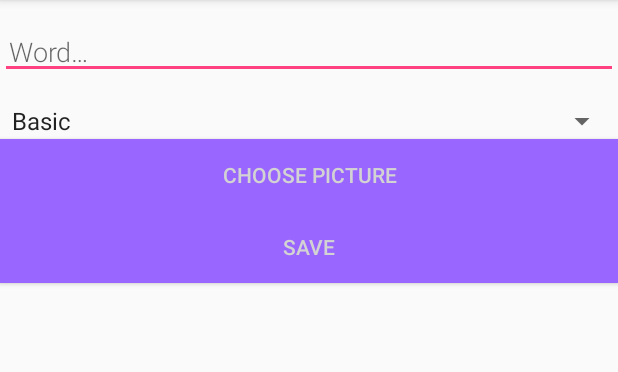
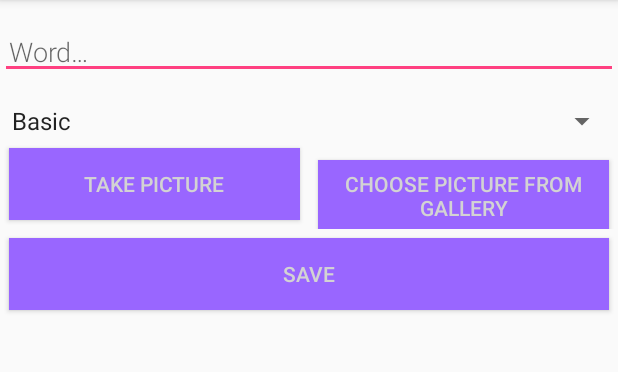
Before and after one commit to hasanbarakat/olivias-app-marquette-b22, an Android app: the NewWordActivity screen opened directly, with no data from a screen before it, on a phone screen of 412 x 824 dp, the part 84-456 px from its top. Run offline under Robolectric (Android 15) with nearby library versions, the phone set to English and light mode, and no system bars.

Commit message:
-Added Categories -Implemented choosing from gallery -Changed choose image buttons to FABs

```diff
--- a/app/src/main/java/com/example/android/roomwordssample/WordDao.java
+++ b/app/src/main/java/com/example/android/roomwordssample/WordDao.java
@@ -62,5 +62,6 @@ public interface WordDao {
     public LiveData<List<Word>> findWordInCategory(String search);
 
     @Query("SELECT * FROM word_table WHERE word LIKE :search ")
-    public LiveData<List<Word>> findWord(String search);
+    public Word findWord(String search);
+    //public LiveData<List<Word>> findWord(String search);
 }
--- a/app/src/main/res/layout/activity_new_word.xml
+++ b/app/src/main/res/layout/activity_new_word.xml
@@ -15,43 +15,70 @@ See the License for the specific language governing permissions and
 limitations under the License. -->
 
     <LinearLayout xmlns:android="http://schemas.android.com/apk/res/android"
-    android:orientation="vertical" android:layout_width="match_parent"
-    android:layout_height="match_parent">
+        xmlns:app="http://schemas.android.com/apk/res-auto"
+        xmlns:tools="http://schemas.android.com/tools"
+        android:layout_width="match_parent"
+        android:layout_height="match_parent"
+        android:orientation="vertical"
+        tools:context=".NewWordActivity">
+
         <EditText
             android:id="@+id/edit_word"
             android:layout_width="match_parent"
             android:layout_height="wrap_content"
+            android:layout_marginTop="@dimen/big_padding"
+            android:layout_marginBottom="@dimen/big_padding"
             android:fontFamily="sans-serif-light"
             android:hint="@string/hint_word"
             android:inputType="textAutoComplete"
             android:padding="@dimen/small_padding"
-        android:layout_marginBottom="@dimen/big_padding"
-        android:layout_marginTop="@dimen/big_padding"
             android:textSize="18sp" />
+
         <Spinner
             android:id="@+id/category_spinner"
             android:layout_width="match_parent"
             android:layout_height="wrap_content" />
 
-    <Button
-        android:id="@+id/button_getPic"
+        <LinearLayout xmlns:android="http://schemas.android.com/apk/res/android"
             android:layout_width="match_parent"
             android:layout_height="wrap_content"
+            android:orientation="horizontal">
+
+            <Button
+                android:id="@+id/button_getPic_from_camera"
+                android:layout_width="0dp"
+                android:layout_height="wrap_content"
+                android:layout_margin="@dimen/small_padding"
+                android:layout_weight="1"
                 android:background="@color/colorPrimary"
-        android:text="Choose Picture"
+                android:text="Take Picture"
                 android:textColor="@color/buttonLabel" />
+
+            <Button
+                android:id="@+id/button_getPic_from_gallery"
+                android:layout_width="0dp"
+                android:layout_height="wrap_content"
+                android:layout_margin="@dimen/small_padding"
+                android:layout_weight="1"
+                android:background="@color/colorPrimary"
+                android:text="Choose Picture From Gallery"
+                android:textColor="@color/buttonLabel" />
+
+        </LinearLayout>
 
         <Button
             android:id="@+id/button_save"
             android:layout_width="match_parent"
             android:layout_height="wrap_content"
+            android:layout_margin="@dimen/small_padding"
             android:background="@color/colorPrimary"
             android:text="@string/button_save"
             android:textColor="@color/buttonLabel" />
+
         <ImageView
             android:id="@+id/picPreview"
             android:layout_width="match_parent"
             android:layout_height="wrap_content"
-        />
+            android:layout_margin="@dimen/small_padding" />
 
     </LinearLayout>
--- a/app/src/main/res/values/categories.xml
+++ b/app/src/main/res/values/categories.xml
@@ -2,7 +2,8 @@
 <resources>
     <string-array name="word_categories">
         <item>Basic</item>
+        <item>Play</item>
         <item>Food</item>
-        <item>Play</item>
+        <item>Other</item>
     </string-array>
 </resources>
```
Also changed, not shown: app/src/main/java/com/example/android/roomwordssample/Categories.java (+24 -0 lines), app/src/main/java/com/example/android/roomwordssample/MainActivity.java (+30 -4 lines), app/src/main/java/com/example/android/roomwordssample/NewWordActivity.java (+69 -10 lines), app/src/main/java/com/example/android/roomwordssample/StartScreen.java (+30 -26 lines), app/src/main/java/com/example/android/roomwordssample/WordRepository.java (+14 -0 lines), app/src/main/java/com/example/android/roomwordssample/WordViewModel.java (+10 -0 lines), app/src/main/res/layout/activity_categories.xml (+13 -12 lines), app/src/main/res/layout/activity_start_screen.xml (+21 -4 lines). Lines whose indentation alone changed are shown as unchanged.
